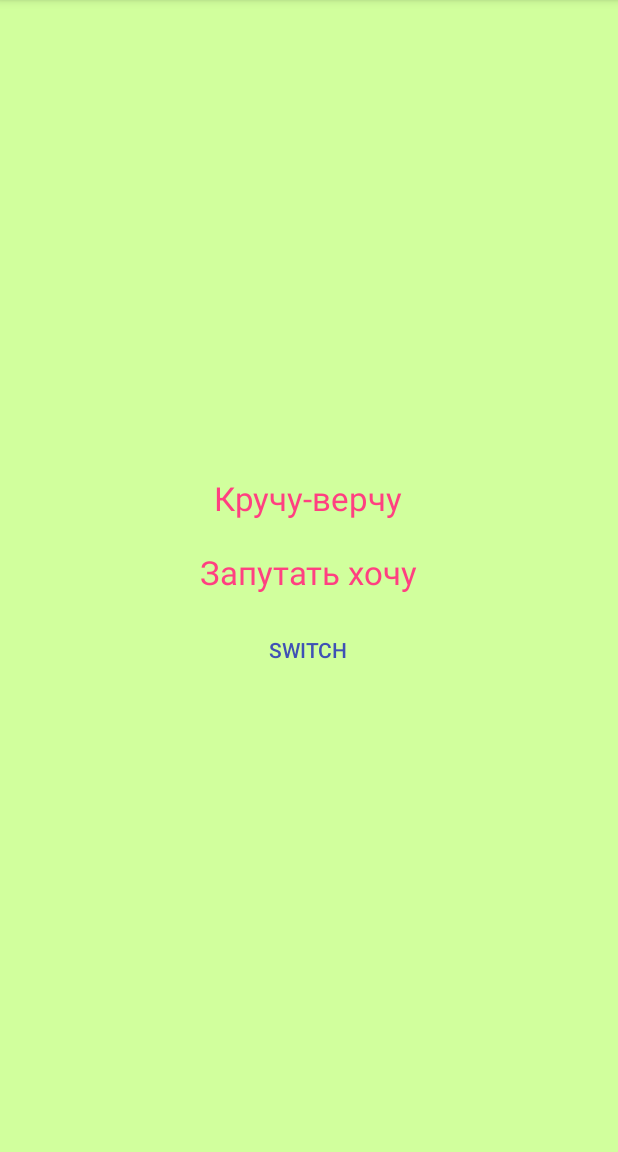
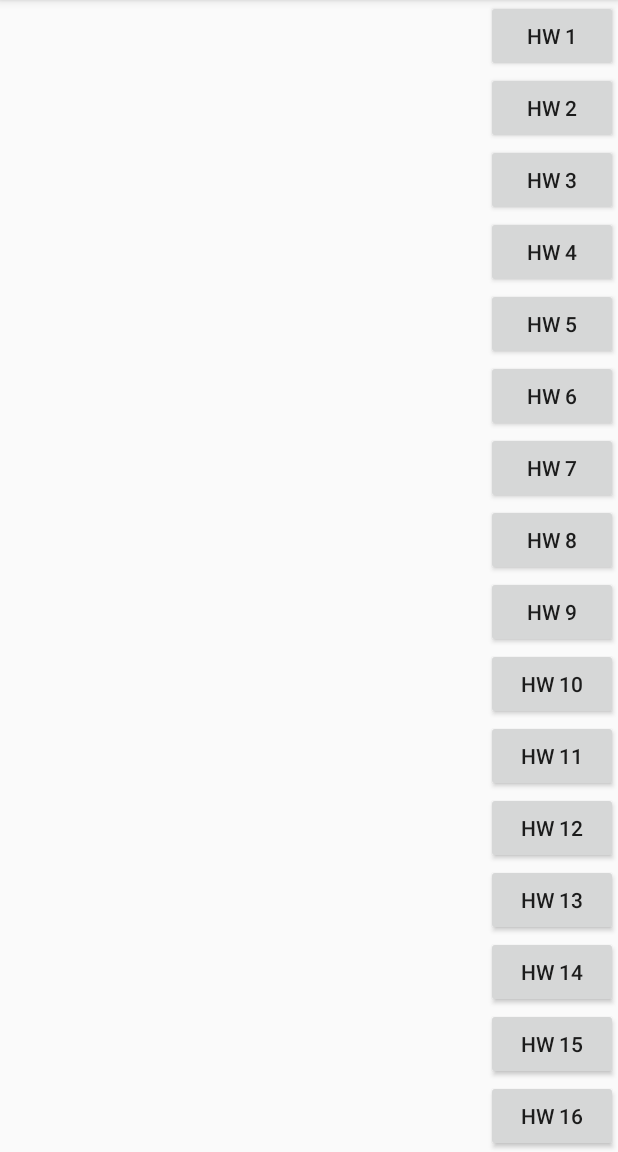
Before and after one commit to jazzz6992/AndrodHomeWork, an Android app: the screen it shows after launch (SwitchTextActivity before the commit, LauncherActivity after it), on a phone screen of 412 x 824 dp, the part 84-1236 px from its top. Run offline under Robolectric (Android 15) with nearby library versions, the phone set to English and light mode, and no system bars.

Commit message:
hw2 done

```diff
--- a/app/src/main/java/com/vsevolodvisnevskij/homework/hw1/SwitchTextActivity.java
+++ b/app/src/main/java/com/vsevolodvisnevskij/homework/hw1/SwitchTextActivity.java
@@ -16,6 +16,12 @@ import com.vsevolodvisnevskij.homework.R;
 public class SwitchTextActivity extends AppCompatActivity implements View.OnClickListener {
     private TextView firstTextView;
     private TextView secondTextView;
+    private View.OnClickListener listener = new View.OnClickListener() {
+        @Override
+        public void onClick(View v) {
+            switchText();
+        }
+    };
     private static final String KEY_FIRST_TEXT = "FIRST_TEXT";
     private static final String KEY_SECOND_TEXT = "SECOND_TEXT";
 
@@ -34,12 +40,6 @@ public class SwitchTextActivity extends AppCompatActivity implements View.OnClic
                 switchText();
             }
         });
-        View.OnClickListener listener = new View.OnClickListener() {
-            @Override
-            public void onClick(View v) {
-                switchText();
-            }
-        };
         switchButton.setOnClickListener(listener);
         if (savedInstanceState != null) {
             firstTextView.setText(savedInstanceState.getString(KEY_FIRST_TEXT));
--- /dev/null
+++ b/app/src/main/java/com/vsevolodvisnevskij/homework/hw2/LauncherActivity.java
@@ -0,0 +1,63 @@
+package com.vsevolodvisnevskij.homework.hw2;
+
+import android.content.Intent;
+import android.os.Bundle;
+import android.support.v7.app.AppCompatActivity;
+import android.view.View;
+import android.widget.Button;
+import android.widget.Toast;
+
+import com.vsevolodvisnevskij.homework.R;
+import com.vsevolodvisnevskij.homework.hw1.SwitchTextActivity;
+
+import java.util.ArrayList;
+import java.util.List;
+
+public class LauncherActivity extends AppCompatActivity implements View.OnClickListener {
+
+    @Override
+    protected void onCreate(Bundle savedInstanceState) {
+        super.onCreate(savedInstanceState);
+        setContentView(R.layout.activity_launcher);
+        List<Button> buttons = new ArrayList<>();
+        buttons.add((Button) findViewById(R.id.homework1_button));
+        buttons.add((Button) findViewById(R.id.homework2_button));
+        buttons.add((Button) findViewById(R.id.homework3_button));
+        buttons.add((Button) findViewById(R.id.homework4_button));
+        buttons.add((Button) findViewById(R.id.homework5_button));
+        buttons.add((Button) findViewById(R.id.homework6_button));
+        buttons.add((Button) findViewById(R.id.homework7_button));
+        buttons.add((Button) findViewById(R.id.homework8_button));
+        buttons.add((Button) findViewById(R.id.homework9_button));
+        buttons.add((Button) findViewById(R.id.homework10_button));
+        buttons.add((Button) findViewById(R.id.homework11_button));
+        buttons.add((Button) findViewById(R.id.homework12_button));
+        buttons.add((Button) findViewById(R.id.homework13_button));
+        buttons.add((Button) findViewById(R.id.homework14_button));
+        buttons.add((Button) findViewById(R.id.homework15_button));
+        buttons.add((Button) findViewById(R.id.homework16_button));
+        buttons.add((Button) findViewById(R.id.homework17_button));
+        buttons.add((Button) findViewById(R.id.homework18_button));
+        for (Button b : buttons) {
+            b.setOnClickListener(this);
+        }
+    }
+
+    @Override
+    public void onClick(View v) {
+        Intent intent;
+        switch (v.getId()) {
+            case R.id.homework1_button:
+                intent = new Intent(this, SwitchTextActivity.class);
+                startActivity(intent);
+                break;
+            case R.id.homework2_button:
+                intent = new Intent(this, FlagsActivity.class);
+                startActivity(intent);
+                break;
+            default:
+                Toast.makeText(this, getResources().getString(R.string.patience_text), Toast.LENGTH_SHORT).show();
+                break;
+        }
+    }
+}
--- /dev/null
+++ b/app/src/main/res/layout/activity_launcher.xml
@@ -0,0 +1,122 @@
+<?xml version="1.0" encoding="utf-8"?>
+<ScrollView xmlns:android="http://schemas.android.com/apk/res/android"
+    android:layout_width="match_parent"
+    android:layout_height="wrap_content">
+
+    <LinearLayout xmlns:android="http://schemas.android.com/apk/res/android"
+        xmlns:tools="http://schemas.android.com/tools"
+        android:layout_width="match_parent"
+        android:layout_height="wrap_content"
+        android:gravity="end"
+        android:orientation="vertical"
+        tools:context="com.vsevolodvisnevskij.homework.hw2.LauncherActivity">
+
+        <Button
+            android:id="@+id/homework1_button"
+            android:layout_width="wrap_content"
+            android:layout_height="match_parent"
+            android:text="@string/homework1_button_text" />
+
+        <Button
+            android:id="@+id/homework2_button"
+            android:layout_width="wrap_content"
+            android:layout_height="wrap_content"
+            android:text="@string/homework2_button_text" />
+
+        <Button
+            android:id="@+id/homework3_button"
+            android:layout_width="wrap_content"
+            android:layout_height="wrap_content"
+            android:text="@string/homework3_button_text" />
+
+        <Button
+            android:id="@+id/homework4_button"
+            android:layout_width="wrap_content"
+            android:layout_height="wrap_content"
+            android:text="@string/homework4_button_text" />
+
+        <Button
+            android:id="@+id/homework5_button"
+            android:layout_width="wrap_content"
+            android:layout_height="wrap_content"
+            android:text="@string/homework5_button_text" />
+
+        <Button
+            android:id="@+id/homework6_button"
+            android:layout_width="wrap_content"
+            android:layout_height="wrap_content"
+            android:text="@string/homework6_button_text" />
+
+        <Button
+            android:id="@+id/homework7_button"
+            android:layout_width="wrap_content"
+            android:layout_height="wrap_content"
+            android:text="@string/homework7_button_text" />
+
+        <Button
+            android:id="@+id/homework8_button"
+            android:layout_width="wrap_content"
+            android:layout_height="wrap_content"
+            android:text="@string/homework8_button_text" />
+
+        <Button
+            android:id="@+id/homework9_button"
+            android:layout_width="wrap_content"
+            android:layout_height="wrap_content"
+            android:text="@string/homework9_button_text" />
+
+        <Button
+            android:id="@+id/homework10_button"
+            android:layout_width="wrap_content"
+            android:layout_height="wrap_content"
+            android:text="@string/homework10_button_text" />
+
+        <Button
+            android:id="@+id/homework11_button"
+            android:layout_width="wrap_content"
+            android:layout_height="wrap_content"
+            android:text="@string/homework11_button_text" />
+
+        <Button
+            android:id="@+id/homework12_button"
+            android:layout_width="wrap_content"
+            android:layout_height="wrap_content"
+            android:text="@string/homework12_button_text" />
+
+        <Button
+            android:id="@+id/homework13_button"
+            android:layout_width="wrap_content"
+            android:layout_height="wrap_content"
+            android:text="@string/homework13_button_text" />
+
+        <Button
+            android:id="@+id/homework14_button"
+            android:layout_width="wrap_content"
+            android:layout_height="wrap_content"
+            android:text="@string/homework14_button_text" />
+
+        <Button
+            android:id="@+id/homework15_button"
+            android:layout_width="wrap_content"
+            android:layout_height="wrap_content"
+            android:text="@string/homework15_button_text" />
+
+        <Button
+            android:id="@+id/homework16_button"
+            android:layout_width="wrap_content"
+            android:layout_height="wrap_content"
+            android:text="@string/homework16_button_text" />
+
+        <Button
+            android:id="@+id/homework17_button"
+            android:layout_width="wrap_content"
+            android:layout_height="wrap_content"
+            android:text="@string/homework17_button_text" />
+
+        <Button
+            android:id="@+id/homework18_button"
+            android:layout_width="wrap_content"
+            android:layout_height="wrap_content"
+            android:text="@string/homework18_button_text" />
+    </LinearLayout>
+</ScrollView>
--- a/app/src/main/res/values/colors.xml
+++ b/app/src/main/res/values/colors.xml
@@ -4,4 +4,6 @@
     <color name="colorPrimaryDark">#303F9F</color>
     <color name="colorAccent">#FF4081</color>
     <color name="colorLightGreen">#d1ff9d</color>
+    <color name="colorYellow">#ffd640</color>
+    <color name="colorBlue">#003cff</color>
 </resources>
--- a/app/src/main/res/values/strings.xml
+++ b/app/src/main/res/values/strings.xml
@@ -3,4 +3,25 @@
     <string name="kruchu_text">Кручу-верчу</string>
     <string name="zaputat_text">Запутать хочу</string>
     <string name="switch_text">Switch</string>
+    <string name="flags_activity_label">Flags</string>
+    <string name="switch_activity_label">Switch</string>
+    <string name="homework1_button_text">hw 1</string>
+    <string name="homework2_button_text">hw 2</string>
+    <string name="homework3_button_text">hw 3</string>
+    <string name="homework4_button_text">hw 4</string>
+    <string name="homework5_button_text">hw 5</string>
+    <string name="homework6_button_text">hw 6</string>
+    <string name="homework7_button_text">hw 7</string>
+    <string name="homework8_button_text">hw 8</string>
+    <string name="homework9_button_text">hw 9</string>
+    <string name="homework10_button_text">hw 10</string>
+    <string name="homework11_button_text">hw 11</string>
+    <string name="homework12_button_text">hw 12</string>
+    <string name="homework13_button_text">hw 13</string>
+    <string name="homework14_button_text">hw 14</string>
+    <string name="homework15_button_text">hw 15</string>
+    <string name="homework16_button_text">hw 16</string>
+    <string name="homework17_button_text">hw 17</string>
+    <string name="homework18_button_text">hw 18</string>
+    <string name="patience_text">Be patient&#8230;</string>
 </resources>
```
Also changed, not shown: app/src/main/AndroidManifest.xml (+7 -1 lines), app/src/main/java/com/vsevolodvisnevskij/homework/hw2/FlagsActivity.java (added, +52 -0 lines), app/src/main/res/layout-land/activity_flags.xml (added, +229 -0 lines), app/src/main/res/layout/activity_flags.xml (added, +220 -0 lines), app/src/main/res/values/styles.xml (+17 -0 lines).
